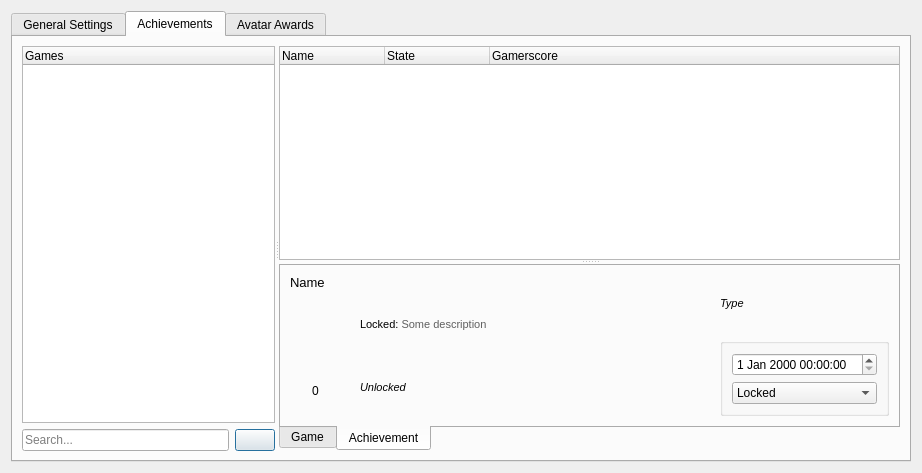
hetelek/Velocity, file Velocity/profileeditor.ui: the form before one commit.
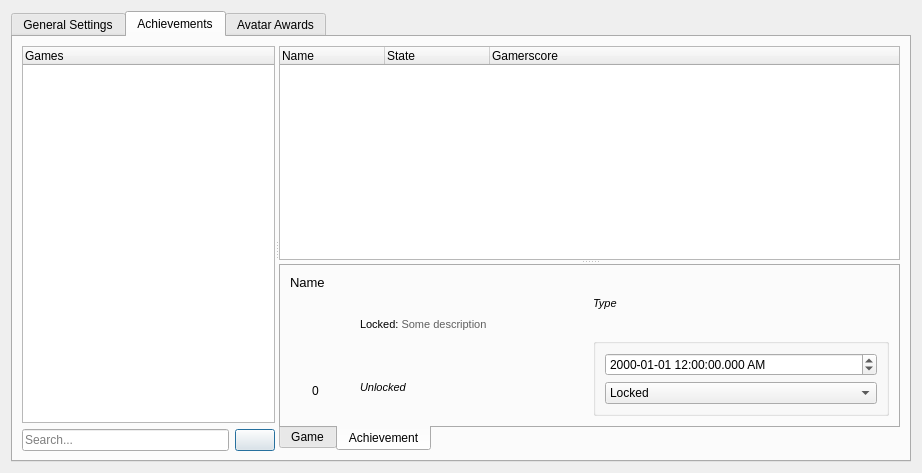
The form after the commit. The open tabs and pages were chosen to show the change. Icons and pictures are not drawn.

```diff
--- a/Velocity/profileeditor.ui
+++ b/Velocity/profileeditor.ui
@@ -1089,7 +1089,17 @@
                  </property>
                  <layout class="QVBoxLayout" name="verticalLayout_16">
                   <item>
-                   <widget class="QDateTimeEdit" name="dteAchTimestamp"/>
+                   <widget class="QDateTimeEdit" name="dteAchTimestamp">
+                    <property name="sizePolicy">
+                     <sizepolicy hsizetype="MinimumExpanding" vsizetype="Fixed">
+                      <horstretch>0</horstretch>
+                      <verstretch>0</verstretch>
+                     </sizepolicy>
+                    </property>
+                    <property name="displayFormat">
+                     <string>yyyy-MM-dd hh:mm:ss.zzz AP</string>
+                    </property>
+                   </widget>
                   </item>
                   <item>
                    <widget class="QComboBox" name="cmbxAchState">
```
